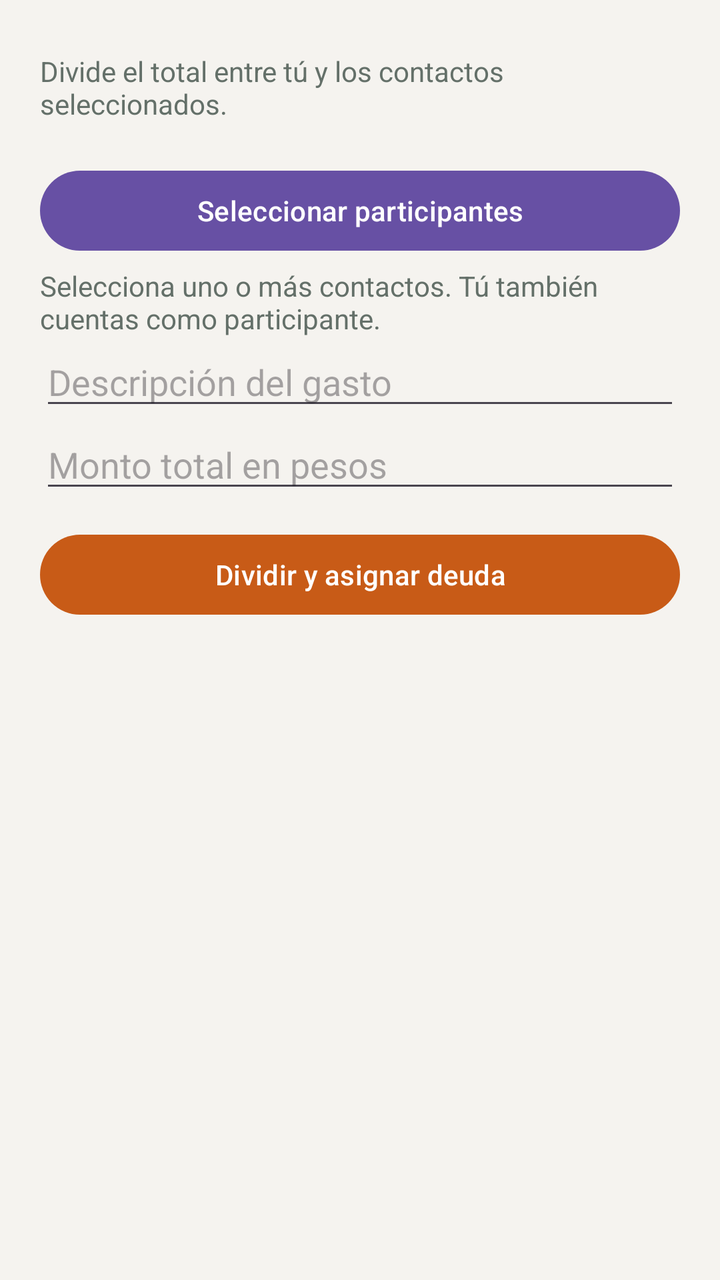
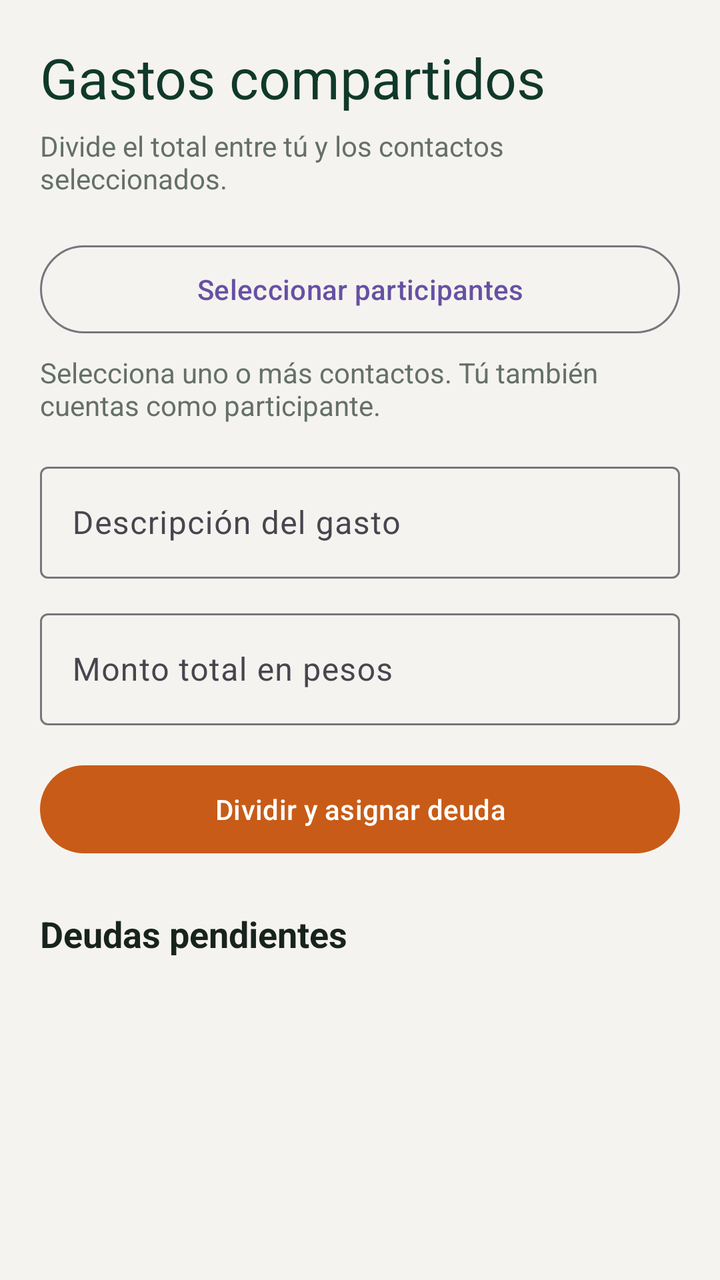

Two renders of the same Android screen: before a commit and after it. Below are the layout's source before the change and the commit's diff.
<!-- AndroidManifest.xml: application theme Theme.LocalCash -->
<!-- res/layout/activity_gastos_compartidos.xml -->
<?xml version="1.0" encoding="utf-8"?>
<ScrollView xmlns:android="http://schemas.android.com/apk/res/android" android:layout_width="match_parent" android:layout_height="match_parent" android:background="@color/lc_warm_background">
    <LinearLayout android:layout_width="match_parent" android:layout_height="wrap_content" android:orientation="vertical" android:padding="20dp">
        <TextView style="@style/TextAppearance.Material3.HeadlineMedium" android:text="@string/shared_title" android:textColor="@color/lc_green_dark" />
        <TextView android:layout_width="wrap_content" android:layout_height="wrap_content" android:layout_marginTop="6dp" android:text="@string/shared_subtitle" android:textColor="@color/lc_text_secondary" />
        <com.google.android.material.button.MaterialButton android:id="@+id/button_select_shared_contacts" android:layout_width="match_parent" android:layout_height="wrap_content" android:layout_marginTop="20dp" android:text="@string/action_select_shared_contacts" />
        <TextView android:id="@+id/text_shared_contacts" android:layout_width="match_parent" android:layout_height="wrap_content" android:layout_marginTop="4dp" android:text="@string/shared_contacts_none" android:textColor="@color/lc_text_secondary" />
        <EditText android:id="@+id/input_shared_description" android:layout_width="match_parent" android:layout_height="wrap_content" android:hint="@string/shared_description_hint" />
        <EditText android:id="@+id/input_shared_total" android:layout_width="match_parent" android:layout_height="wrap_content" android:hint="@string/shared_total_hint" android:inputType="number" />
        <com.google.android.material.button.MaterialButton xmlns:app="http://schemas.android.com/apk/res-auto" android:id="@+id/button_add_shared" android:layout_width="match_parent" android:layout_height="wrap_content" android:layout_marginTop="12dp" android:text="@string/action_split_expense" app:backgroundTint="@color/lc_orange_earth" />
        <LinearLayout android:id="@+id/list_shared" android:layout_width="match_parent" android:layout_height="wrap_content" android:layout_marginTop="16dp" android:orientation="vertical" />
    </LinearLayout>
</ScrollView>
<!-- resources referenced by this layout -->
<resources>
  <color name="lc_green_dark">#10392B</color>
  <color name="lc_orange_earth">#C85B17</color>
  <color name="lc_text_secondary">#647069</color>
  <color name="lc_warm_background">#F5F3EF</color>
  <string name="action_select_shared_contacts">Seleccionar participantes</string>
  <string name="action_split_expense">Dividir y asignar deuda</string>
  <string name="shared_contacts_none">Selecciona uno o más contactos. Tú también cuentas como participante.</string>
  <string name="shared_description_hint">Descripción del gasto</string>
  <string name="shared_subtitle">Divide el total entre tú y los contactos seleccionados.</string>
  <string name="shared_title">Gastos compartidos</string>
  <string name="shared_total_hint">Monto total en pesos</string>
  <style name="Theme.LocalCash" parent="Base.Theme.LocalCash" />
  <style name="Base.Theme.LocalCash" parent="Theme.Material3.DayNight.NoActionBar">
          
          
      </style>
</resources>

<!-- the commit's change to res/layout/activity_gastos_compartidos.xml (unified diff, before → after) -->
@@ -1,13 +1,23 @@
 <?xml version="1.0" encoding="utf-8"?>
-<ScrollView xmlns:android="http://schemas.android.com/apk/res/android" android:layout_width="match_parent" android:layout_height="match_parent" android:background="@color/lc_warm_background">
+<ScrollView xmlns:android="http://schemas.android.com/apk/res/android"
+    xmlns:app="http://schemas.android.com/apk/res-auto"
+    android:layout_width="match_parent"
+    android:layout_height="match_parent"
+    android:background="@color/lc_warm_background"
+    android:fillViewport="true">
     <LinearLayout android:layout_width="match_parent" android:layout_height="wrap_content" android:orientation="vertical" android:padding="20dp">
-        <TextView style="@style/TextAppearance.Material3.HeadlineMedium" android:text="@string/shared_title" android:textColor="@color/lc_green_dark" />
-        <TextView android:layout_width="wrap_content" android:layout_height="wrap_content" android:layout_marginTop="6dp" android:text="@string/shared_subtitle" android:textColor="@color/lc_text_secondary" />
-        <com.google.android.material.button.MaterialButton android:id="@+id/button_select_shared_contacts" android:layout_width="match_parent" android:layout_height="wrap_content" android:layout_marginTop="20dp" android:text="@string/action_select_shared_contacts" />
-        <TextView android:id="@+id/text_shared_contacts" android:layout_width="match_parent" android:layout_height="wrap_content" android:layout_marginTop="4dp" android:text="@string/shared_contacts_none" android:textColor="@color/lc_text_secondary" />
-        <EditText android:id="@+id/input_shared_description" android:layout_width="match_parent" android:layout_height="wrap_content" android:hint="@string/shared_description_hint" />
-        <EditText android:id="@+id/input_shared_total" android:layout_width="match_parent" android:layout_height="wrap_content" android:hint="@string/shared_total_hint" android:inputType="number" />
-        <com.google.android.material.button.MaterialButton xmlns:app="http://schemas.android.com/apk/res-auto" android:id="@+id/button_add_shared" android:layout_width="match_parent" android:layout_height="wrap_content" android:layout_marginTop="12dp" android:text="@string/action_split_expense" app:backgroundTint="@color/lc_orange_earth" />
-        <LinearLayout android:id="@+id/list_shared" android:layout_width="match_parent" android:layout_height="wrap_content" android:layout_marginTop="16dp" android:orientation="vertical" />
+        <TextView style="@style/TextAppearance.Material3.HeadlineMedium" android:layout_width="wrap_content" android:layout_height="wrap_content" android:text="@string/shared_title" android:textColor="@color/lc_green_dark" />
+        <TextView android:layout_width="match_parent" android:layout_height="wrap_content" android:layout_marginTop="6dp" android:text="@string/shared_subtitle" android:textColor="@color/lc_text_secondary" />
+        <com.google.android.material.button.MaterialButton android:id="@+id/button_select_shared_contacts" style="@style/Widget.Material3.Button.OutlinedButton" android:layout_width="match_parent" android:layout_height="52dp" android:layout_marginTop="20dp" android:text="@string/action_select_shared_contacts" />
+        <TextView android:id="@+id/text_shared_contacts" android:layout_width="match_parent" android:layout_height="wrap_content" android:layout_marginTop="6dp" android:text="@string/shared_contacts_none" android:textColor="@color/lc_text_secondary" />
+        <com.google.android.material.textfield.TextInputLayout style="@style/Widget.Material3.TextInputLayout.OutlinedBox" android:layout_width="match_parent" android:layout_height="wrap_content" android:layout_marginTop="16dp" android:hint="@string/shared_description_hint">
+            <com.google.android.material.textfield.TextInputEditText android:id="@+id/input_shared_description" android:layout_width="match_parent" android:layout_height="56dp" android:inputType="textCapSentences" />
+        </com.google.android.material.textfield.TextInputLayout>
+        <com.google.android.material.textfield.TextInputLayout style="@style/Widget.Material3.TextInputLayout.OutlinedBox" android:layout_width="match_parent" android:layout_height="wrap_content" android:layout_marginTop="12dp" android:hint="@string/shared_total_hint" app:prefixText="$ ">
+            <com.google.android.material.textfield.TextInputEditText android:id="@+id/input_shared_total" android:layout_width="match_parent" android:layout_height="56dp" android:inputType="number" />
+        </com.google.android.material.textfield.TextInputLayout>
+        <com.google.android.material.button.MaterialButton android:id="@+id/button_add_shared" android:layout_width="match_parent" android:layout_height="52dp" android:layout_marginTop="16dp" android:text="@string/action_split_expense" app:backgroundTint="@color/lc_orange_earth" />
+        <TextView android:layout_width="wrap_content" android:layout_height="wrap_content" android:layout_marginTop="24dp" android:text="@string/shared_debts_title" android:textColor="@color/lc_text_primary" android:textSize="18sp" android:textStyle="bold" />
+        <LinearLayout android:id="@+id/list_shared" android:layout_width="match_parent" android:layout_height="wrap_content" android:layout_marginTop="8dp" android:orientation="vertical" />
     </LinearLayout>
 </ScrollView>
<!-- resource entries referenced after the edit -->
@@ -2,11 +2,13 @@
 <resources>
   <color name="lc_green_dark">#10392B</color>
   <color name="lc_orange_earth">#C85B17</color>
+  <color name="lc_text_primary">#18231E</color>
   <color name="lc_text_secondary">#647069</color>
   <color name="lc_warm_background">#F5F3EF</color>
   <string name="action_select_shared_contacts">Seleccionar participantes</string>
   <string name="action_split_expense">Dividir y asignar deuda</string>
   <string name="shared_contacts_none">Selecciona uno o más contactos. Tú también cuentas como participante.</string>
+  <string name="shared_debts_title">Deudas pendientes</string>
   <string name="shared_description_hint">Descripción del gasto</string>
   <string name="shared_subtitle">Divide el total entre tú y los contactos seleccionados.</string>
   <string name="shared_title">Gastos compartidos</string>
